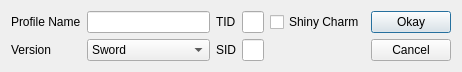
Admiral-Fish/PokeFinder, file Source/Forms/Gen8/Profile/ProfileEditor8.ui: the form before one commit.
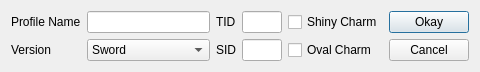
The form after the commit. Custom widgets are drawn as their Qt base class.

Commit message: Oval charm

What changed in the file:
```diff
--- a/Source/Forms/Gen8/Profile/ProfileEditor8.ui
+++ b/Source/Forms/Gen8/Profile/ProfileEditor8.ui
@@ -6,7 +6,7 @@
    <rect>
     <x>0</x>
     <y>0</y>
-    <width>424</width>
+    <width>480</width>
     <height>72</height>
    </rect>
   </property>
@@ -96,6 +96,13 @@
      </property>
     </widget>
    </item>
+   <item row="1" column="4">
+    <widget class="QCheckBox" name="checkBoxOvalCharm">
+     <property name="text">
+      <string>Oval Charm</string>
+     </property>
+    </widget>
+   </item>
   </layout>
  </widget>
  <customwidgets>
```
Left out of the diff: 1 changed line with no effect on the pictures. The commit also changes 6 other files.
